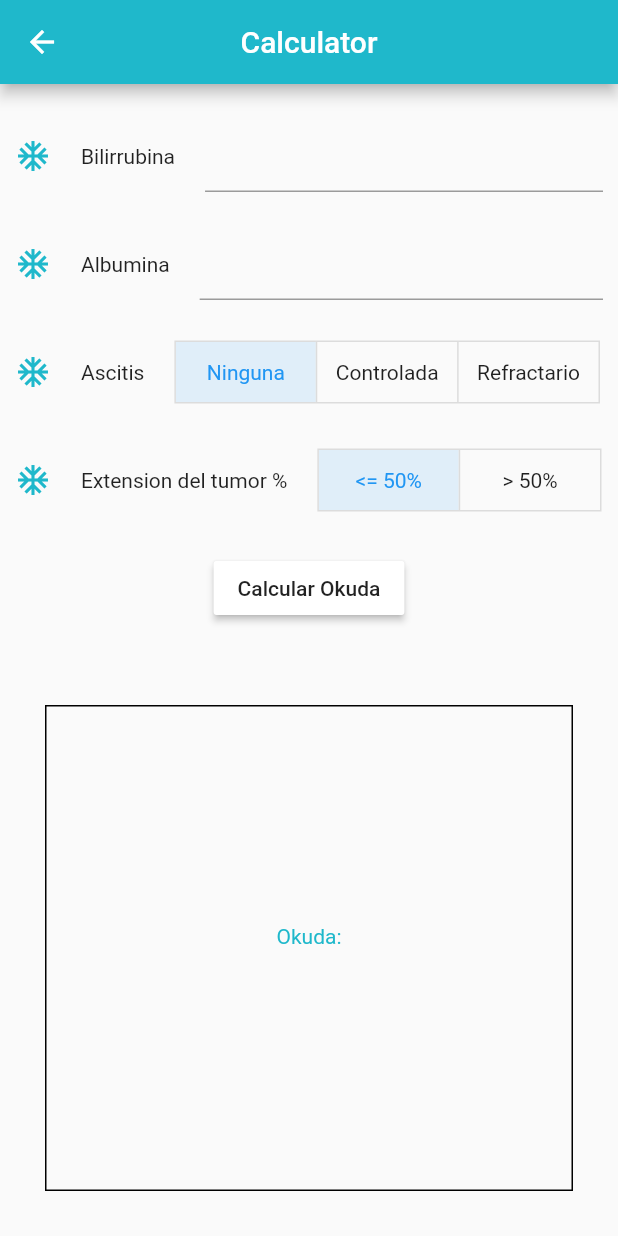
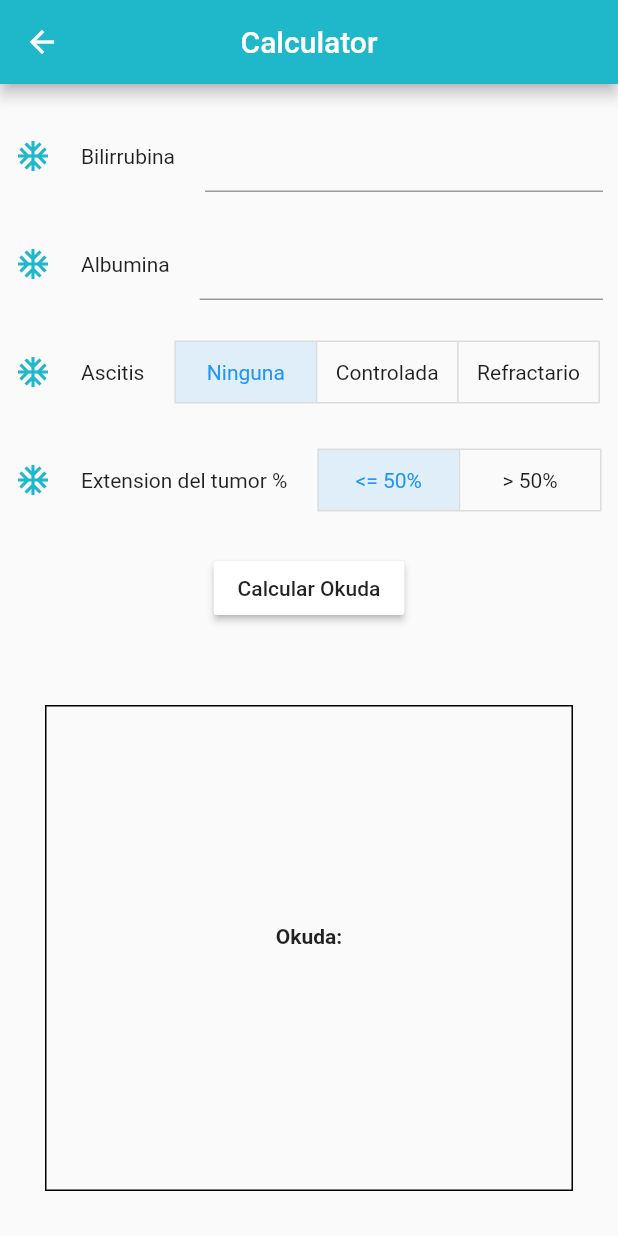
Before and after one commit to exblematique/valladolid, a Flutter app: the Calculator screen opened by its route, on a phone screen of 412 x 824 dp. Run offline on Flutter 3.47's test engine with Material 2 defaults, Android fonts, the phone set to English and light mode, and no system bars; our stand-ins replace video_player, webview_flutter.

Commit message:
Calculator works and almost beautiful and finish Needs to comment

```diff
--- a/lib/Calculator.dart
+++ b/lib/Calculator.dart
@@ -133,7 +133,9 @@ class _CalculatorState extends State<Calculator>{
           alignment: Alignment.center,
           child: Column(
             mainAxisAlignment: MainAxisAlignment.center,
-            children: [Text("Okuda:", style: Style.textStyle),Text(okuda)]),
+            children: [
+              Text("Okuda:", style: TextStyle(fontWeight: FontWeight.bold)),
+              Text(okuda, style: Style.textStyle)]),
           padding: EdgeInsets.all(30),
           margin: EdgeInsets.all(30),
           decoration: BoxDecoration(border: Border.all())
```
